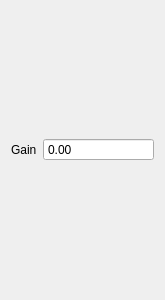
First picture: the form in ui/VoltageGlobalAdjust.ui, repository MonroeQuantumNetworks/IonControl, before the edit.
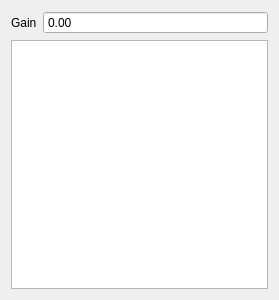
Second picture: the form after the edit. Custom widgets are drawn as their Qt base class.

Commit message: replace GlobalAdjust ui with table and enable the use of global variables. Callback via observables from the globals is implemented.

What changed in the file:
```diff
--- a/ui/VoltageGlobalAdjust.ui
+++ b/ui/VoltageGlobalAdjust.ui
@@ -6,7 +6,7 @@
    <rect>
     <x>0</x>
     <y>0</y>
-    <width>165</width>
+    <width>279</width>
     <height>300</height>
    </rect>
   </property>
@@ -34,6 +34,9 @@
      </property>
     </widget>
    </item>
+   <item row="1" column="1" colspan="2">
+    <widget class="QTableView" name="tableView"/>
+   </item>
   </layout>
  </widget>
  <customwidgets>
```
Left out of the diff: 3 changed lines with no effect on the pictures. The commit also changes 11 other files.
